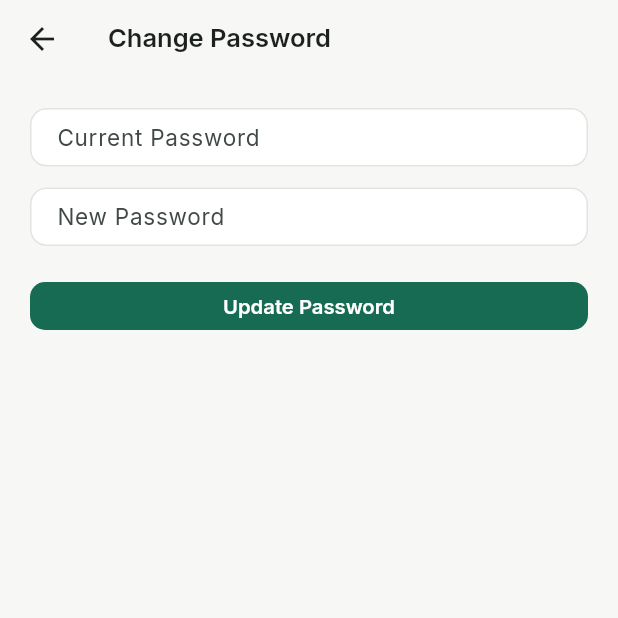
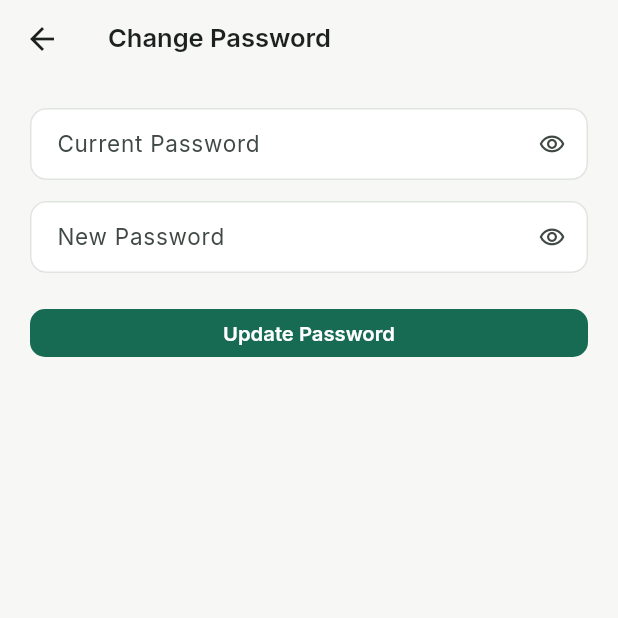
Before and after one commit to jitubihari7-pixel/Fast_N_Fresh, a Flutter app: the ChangePasswordScreen screen opened directly, on a phone screen of 412 x 824 dp, the top half of it. Run offline on Flutter 3.47's test engine with Material 3 defaults, Android fonts, the phone set to English and light mode, and no system bars; our stand-ins replace connectivity_plus, device_info_plus, dio, firebase_core, firebase_messaging, fl_chart and 13 more; missing offline and left inert: esc_pos_utils_plus, print_bluetooth_thermal; accounts and stored records are empty.

Commit message:
Add show/hide eye button to all password fields
Co-Authored-By: Claude Opus 5.5 <noreply@anthropic.com>

```diff
--- /dev/null
+++ b/mobile/lib/core/widgets/password_form_field.dart
@@ -0,0 +1,42 @@
+import 'package:flutter/material.dart';
+
+/// Password input with an eye button to show/hide what was typed.
+class PasswordFormField extends StatefulWidget {
+  final TextEditingController controller;
+  final String labelText;
+  final String? hintText;
+  final FormFieldValidator<String>? validator;
+
+  const PasswordFormField({
+    super.key,
+    required this.controller,
+    required this.labelText,
+    this.hintText,
+    this.validator,
+  });
+
+  @override
+  State<PasswordFormField> createState() => _PasswordFormFieldState();
+}
+
+class _PasswordFormFieldState extends State<PasswordFormField> {
+  bool _obscure = true;
+
+  @override
+  Widget build(BuildContext context) {
+    return TextFormField(
+      controller: widget.controller,
+      obscureText: _obscure,
+      validator: widget.validator,
+      decoration: InputDecoration(
+        labelText: widget.labelText,
+        hintText: widget.hintText,
+        suffixIcon: IconButton(
+          tooltip: _obscure ? 'Show password' : 'Hide password',
+          icon: Icon(_obscure ? Icons.visibility_outlined : Icons.visibility_off_outlined),
+          onPressed: () => setState(() => _obscure = !_obscure),
+        ),
+      ),
+    );
+  }
+}
--- a/mobile/lib/screens/settings/change_password_screen.dart
+++ b/mobile/lib/screens/settings/change_password_screen.dart
@@ -3,6 +3,7 @@ import '../../core/network/api_exception.dart';
 import '../../services/auth_service.dart';
 
 import '../../core/theme/app_colors.dart';
+import '../../core/widgets/password_form_field.dart';
 class ChangePasswordScreen extends StatefulWidget {
   const ChangePasswordScreen({super.key});
 
@@ -47,17 +48,15 @@ class _ChangePasswordScreenState extends State<ChangePasswordScreen> {
           child: Column(
             crossAxisAlignment: CrossAxisAlignment.stretch,
             children: [
-              TextFormField(
+              PasswordFormField(
                 controller: _currentController,
-                obscureText: true,
-                decoration: const InputDecoration(labelText: 'Current Password'),
+                labelText: 'Current Password',
                 validator: (v) => (v == null || v.isEmpty) ? 'Required' : null,
               ),
               const SizedBox(height: 14),
-              TextFormField(
+              PasswordFormField(
                 controller: _newController,
-                obscureText: true,
-                decoration: const InputDecoration(labelText: 'New Password'),
+                labelText: 'New Password',
                 validator: (v) => (v == null || v.length < 6) ? 'Minimum 6 characters' : null,
               ),
               if (_error != null) ...[
--- a/mobile/lib/screens/staff/staff_detail_screen.dart
+++ b/mobile/lib/screens/staff/staff_detail_screen.dart
@@ -3,6 +3,7 @@ import 'package:provider/provider.dart';
 import '../../core/theme/app_colors.dart';
 import '../../core/utils/formatters.dart';
 import '../../core/network/api_exception.dart';
+import '../../core/widgets/password_form_field.dart';
 import '../../core/widgets/state_widgets.dart';
 import '../../models/dashboard_models.dart';
 import '../../providers/connectivity_provider.dart';
@@ -112,7 +113,7 @@ class _StaffDetailScreenState extends State<StaffDetailScreen> with WidgetsBindi
       context: context,
       builder: (context) => AlertDialog(
         title: const Text('Reset Password'),
-        content: TextField(controller: controller, obscureText: true, decoration: const InputDecoration(labelText: 'New Password')),
+        content: PasswordFormField(controller: controller, labelText: 'New Password'),
         actions: [
           TextButton(onPressed: () => Navigator.pop(context, false), child: const Text('Cancel')),
           TextButton(onPressed: () => Navigator.pop(context, true), child: const Text('Reset')),
--- a/mobile/lib/screens/staff/staff_form_screen.dart
+++ b/mobile/lib/screens/staff/staff_form_screen.dart
@@ -3,6 +3,7 @@ import '../../core/network/api_exception.dart';
 import '../../services/misc_services.dart';
 
 import '../../core/theme/app_colors.dart';
+import '../../core/widgets/password_form_field.dart';
 class StaffFormScreen extends StatefulWidget {
   const StaffFormScreen({super.key});
 
@@ -68,10 +69,9 @@ class _StaffFormScreenState extends State<StaffFormScreen> {
               validator: (v) => (v == null || v.trim().isEmpty) ? 'Required' : null,
             ),
             const SizedBox(height: 14),
-            TextFormField(
+            PasswordFormField(
               controller: _passwordController,
-              obscureText: true,
-              decoration: const InputDecoration(labelText: 'Password'),
+              labelText: 'Password',
               validator: (v) => (v == null || v.length < 6) ? 'Minimum 6 characters' : null,
             ),
             if (_error != null) ...[
--- a/mobile/lib/screens/users/users_screen.dart
+++ b/mobile/lib/screens/users/users_screen.dart
@@ -2,6 +2,7 @@ import 'package:flutter/material.dart';
 import 'package:provider/provider.dart';
 import '../../core/theme/app_colors.dart';
 import '../../core/network/api_exception.dart';
+import '../../core/widgets/password_form_field.dart';
 import '../../core/widgets/state_widgets.dart';
 import '../../models/user.dart';
 import '../../providers/connectivity_provider.dart';
@@ -353,7 +354,7 @@ class _EditAccountSheetState extends State<_EditAccountSheet> {
                 const SizedBox(height: 12),
                 TextFormField(controller: _usernameController, decoration: const InputDecoration(labelText: 'Login ID / Username'), validator: (v) => (v == null || v.trim().isEmpty) ? 'Required' : null),
                 const SizedBox(height: 12),
-                TextFormField(controller: _passwordController, obscureText: true, decoration: const InputDecoration(labelText: 'New Password', hintText: 'Leave blank to keep current password'), validator: (v) => (v != null && v.isNotEmpty && v.length < 6) ? 'Minimum 6 characters' : null),
+                PasswordFormField(controller: _passwordController, labelText: 'New Password', hintText: 'Leave blank to keep current password', validator: (v) => (v != null && v.isNotEmpty && v.length < 6) ? 'Minimum 6 characters' : null),
                 if (_error != null) ...[
                   const SizedBox(height: 10),
                   Text(_error!, style: TextStyle(color: AppColors.danger, fontSize: 13)),
@@ -434,7 +435,7 @@ class _AddUserSheetState extends State<_AddUserSheet> {
               const SizedBox(height: 12),
               TextFormField(controller: _usernameController, decoration: const InputDecoration(labelText: 'Username'), validator: (v) => (v == null || v.trim().isEmpty) ? 'Required' : null),
               const SizedBox(height: 12),
-              TextFormField(controller: _passwordController, obscureText: true, decoration: const InputDecoration(labelText: 'Password'), validator: (v) => (v == null || v.length < 6) ? 'Minimum 6 characters' : null),
+              PasswordFormField(controller: _passwordController, labelText: 'Password', validator: (v) => (v == null || v.length < 6) ? 'Minimum 6 characters' : null),
               const SizedBox(height: 12),
               Row(children: [
                 Expanded(child: ChoiceChip(label: const Text('Staff'), selected: _role == 'staff', onSelected: (_) => setState(() => _role = 'staff'))),
```
